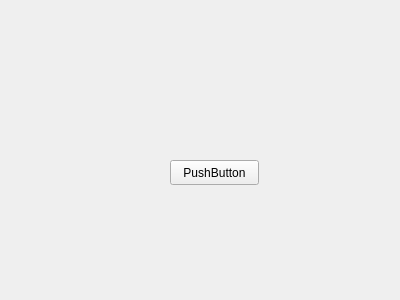
Qt form ui/newinstrument.ui (analogdevicesinc/scopy) before a commit.
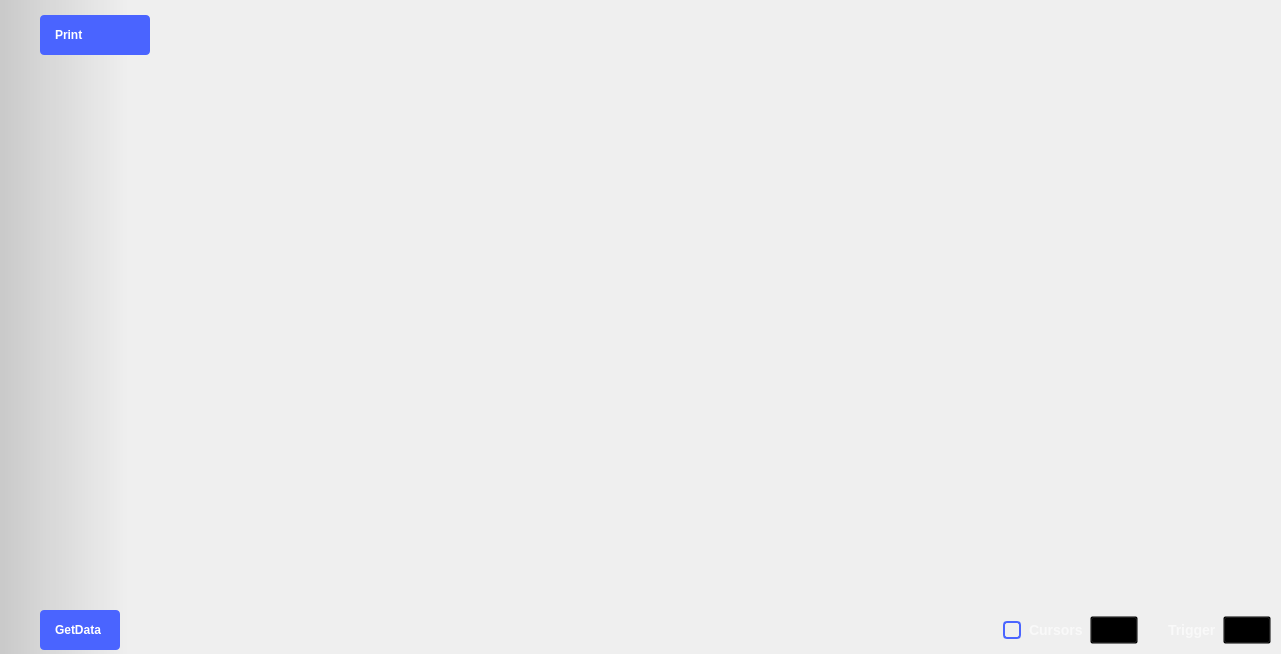
The same form after that commit. The open tabs and pages were chosen to show the change. Icons and pictures are not drawn. Custom widgets are drawn as their Qt base class.

Commit message: Added new instrument plot capabilities

Patch:
```diff
--- a/ui/newinstrument.ui
+++ b/ui/newinstrument.ui
@@ -6,27 +6,628 @@
    <rect>
     <x>0</x>
     <y>0</y>
-    <width>400</width>
-    <height>300</height>
+    <width>1281</width>
+    <height>654</height>
    </rect>
   </property>
+  <property name="sizePolicy">
+   <sizepolicy hsizetype="MinimumExpanding" vsizetype="MinimumExpanding">
+    <horstretch>0</horstretch>
+    <verstretch>0</verstretch>
+   </sizepolicy>
+  </property>
+  <property name="minimumSize">
+   <size>
+    <width>1280</width>
+    <height>0</height>
+   </size>
+  </property>
   <property name="windowTitle">
    <string>Form</string>
   </property>
-  <widget class="QPushButton" name="pushButton">
+  <widget class="adiscope::DetachDragZone" name="mainWidget" native="true">
    <property name="geometry">
     <rect>
-     <x>170</x>
-     <y>160</y>
-     <width>89</width>
-     <height>25</height>
+     <x>0</x>
+     <y>0</y>
+     <width>1280</width>
+     <height>654</height>
     </rect>
    </property>
-   <property name="text">
-    <string>PushButton</string>
+   <property name="styleSheet">
+    <string notr="true">#mainWidget {
+background-color: qlineargradient(spread:pad, x1:0, y1:0, x2:0.1, y2:0, stop:0 rgba(0, 0, 0, 40), stop:1 transparent);
+}</string>
    </property>
+   <layout class="QVBoxLayout" name="verticalLayout_3">
+    <property name="spacing">
+     <number>0</number>
+    </property>
+    <property name="leftMargin">
+     <number>0</number>
+    </property>
+    <property name="topMargin">
+     <number>0</number>
+    </property>
+    <property name="rightMargin">
+     <number>0</number>
+    </property>
+    <property name="bottomMargin">
+     <number>0</number>
+    </property>
+    <item>
+     <layout class="QHBoxLayout" name="hLayout_top_btn_area">
+      <property name="spacing">
+       <number>40</number>
+      </property>
+      <property name="topMargin">
+       <number>15</number>
+      </property>
+      <property name="rightMargin">
+       <number>40</number>
+      </property>
+      <property name="bottomMargin">
+       <number>9</number>
+      </property>
+      <item>
+       <spacer name="horizontalSpacer_7">
+        <property name="orientation">
+         <enum>Qt::Horizontal</enum>
+        </property>
+        <property name="sizeType">
+         <enum>QSizePolicy::Fixed</enum>
+        </property>
+        <property name="sizeHint" stdset="0">
+         <size>
+          <width>40</width>
+          <height>10</height>
+         </size>
+        </property>
+       </spacer>
+      </item>
+      <item>
+       <widget class="QPushButton" name="printBtn">
+        <property name="layoutDirection">
+         <enum>Qt::RightToLeft</enum>
+        </property>
+        <property name="styleSheet">
+         <string notr="true">
+QPushButton {
+  width: 80px;
+  height: 40px;
+
+  text-align: left;
+  font-weight: bold;
+  padding-left: 15px;
+  padding-right: 15px;
+  border-radius: 4px;
+
+  background-color: #4a64ff;
+  color: #ffffff;
+
+}
+
+QPushButton:pressed {
+  background-color: #2a44df;
+}
+
+QPushButton:hover {
+	background-color: #4a34ff;
+}</string>
+        </property>
+        <property name="text">
+         <string>Print</string>
+        </property>
+        <property name="icon">
+         <iconset resource="../resources/resources.qrc">
+          <normaloff>:/icons/ic printer.svg</normaloff>:/icons/ic printer.svg</iconset>
+        </property>
+        <property name="iconSize">
+         <size>
+          <width>10</width>
+          <height>10</height>
+         </size>
+        </property>
+       </widget>
+      </item>
+      <item>
+       <spacer name="horizontalSpacer_11">
+        <property name="orientation">
+         <enum>Qt::Horizontal</enum>
+        </property>
+        <property name="sizeType">
+         <enum>QSizePolicy::Expanding</enum>
+        </property>
+        <property name="sizeHint" stdset="0">
+         <size>
+          <width>40</width>
+          <height>20</height>
+         </size>
+        </property>
+       </spacer>
+      </item>
+      <item>
+       <widget class="adiscope::RunSingleWidget" name="runSingleWidget" native="true"/>
+      </item>
+     </layout>
+    </item>
+    <item>
+     <layout class="QHBoxLayout" name="hLayout_central_area">
+      <property name="spacing">
+       <number>0</number>
+      </property>
+      <property name="leftMargin">
+       <number>0</number>
+      </property>
+      <property name="rightMargin">
+       <number>0</number>
+      </property>
+      <item>
+       <layout class="QVBoxLayout" name="plot_and_buffPreviewer">
+        <item>
+         <widget class="QWidget" name="widgetPlotContainer" native="true">
+          <property name="sizePolicy">
+           <sizepolicy hsizetype="Expanding" vsizetype="Expanding">
+            <horstretch>0</horstretch>
+            <verstretch>0</verstretch>
+           </sizepolicy>
+          </property>
+          <layout class="QGridLayout" name="gridLayout_5">
+           <property name="leftMargin">
+            <number>0</number>
+           </property>
+           <property name="topMargin">
+            <number>0</number>
+           </property>
+           <property name="rightMargin">
+            <number>0</number>
+           </property>
+           <property name="bottomMargin">
+            <number>0</number>
+           </property>
+           <property name="spacing">
+            <number>0</number>
+           </property>
+           <item row="0" column="0">
+            <layout class="QVBoxLayout" name="plot_and_scales">
+             <property name="spacing">
+              <number>0</number>
+             </property>
+             <property name="topMargin">
+              <number>0</number>
+             </property>
+             <property name="rightMargin">
+              <number>0</number>
+             </property>
+             <property name="bottomMargin">
+              <number>0</number>
+             </property>
+             <item>
+              <layout class="QGridLayout" name="gridLayoutPlot">
+               <property name="leftMargin">
+                <number>25</number>
+               </property>
+               <property name="topMargin">
+                <number>0</number>
+               </property>
+               <property name="rightMargin">
+                <number>25</number>
+               </property>
+               <property name="bottomMargin">
+                <number>0</number>
+               </property>
+               <property name="spacing">
+                <number>0</number>
+               </property>
+              </layout>
+             </item>
+             <item>
+              <layout class="QHBoxLayout" name="scales">
+               <property name="spacing">
+                <number>0</number>
+               </property>
+               <property name="leftMargin">
+                <number>0</number>
+               </property>
+               <property name="topMargin">
+                <number>0</number>
+               </property>
+               <property name="bottomMargin">
+                <number>3</number>
+               </property>
+               <item>
+                <layout class="QHBoxLayout" name="chn_scales">
+                 <property name="spacing">
+                  <number>15</number>
+                 </property>
+                 <property name="leftMargin">
+                  <number>10</number>
+                 </property>
+                </layout>
+               </item>
+               <item>
+                <spacer name="horizontalSpacer">
+                 <property name="orientation">
+                  <enum>Qt::Horizontal</enum>
+                 </property>
+                 <property name="sizeHint" stdset="0">
+                  <size>
+                   <width>0</width>
+                   <height>15</height>
+                  </size>
+                 </property>
+                </spacer>
+               </item>
+              </layout>
+             </item>
+            </layout>
+           </item>
+          </layout>
+         </widget>
+        </item>
+       </layout>
+      </item>
+      <item>
+       <layout class="QVBoxLayout" name="vLayout_for_rightMenu">
+        <property name="topMargin">
+         <number>0</number>
+        </property>
+        <item>
+         <widget class="adiscope::MenuAnim" name="rightMenu" native="true">
+          <property name="sizePolicy">
+           <sizepolicy hsizetype="Maximum" vsizetype="Preferred">
+            <horstretch>0</horstretch>
+            <verstretch>0</verstretch>
+           </sizepolicy>
+          </property>
+          <property name="minimumSize">
+           <size>
+            <width>0</width>
+            <height>0</height>
+           </size>
+          </property>
+          <layout class="QVBoxLayout" name="verticalLayout">
+           <property name="spacing">
+            <number>0</number>
+           </property>
+           <property name="leftMargin">
+            <number>0</number>
+           </property>
+           <property name="topMargin">
+            <number>20</number>
+           </property>
+           <property name="rightMargin">
+            <number>0</number>
+           </property>
+           <property name="bottomMargin">
+            <number>0</number>
+           </property>
+           <item>
+            <widget class="QStackedWidget" name="stackedWidget">
+             <property name="sizePolicy">
+              <sizepolicy hsizetype="Minimum" vsizetype="Preferred">
+               <horstretch>0</horstretch>
+               <verstretch>0</verstretch>
+              </sizepolicy>
+             </property>
+             <property name="currentIndex">
+              <number>4</number>
+             </property>
+             <widget class="QWidget" name="channelSettings"/>
+             <widget class="QWidget" name="logicSettings">
+              <property name="minimumSize">
+               <size>
+                <width>150</width>
+                <height>0</height>
+               </size>
+              </property>
+              <property name="styleSheet">
+               <string notr="true">QCheckBox {
+  spacing: 8px;
+  background-color: transparent;
+  font-size: 14px;
+  font-weight: bold;
+
+color: rgba(255, 255, 255, 153);
+}
+
+QCheckBox::indicator {
+width: 14px;
+  height: 14px;
+  border: 2px solid rgb(74,100,255);
+  border-radius: 4px;
+}
+QCheckBox::indicator:unchecked { background-color: transparent; }
+QCheckBox::indicator:checked { background-color: rgb(74,100,255); }
+
+QPushButton {
+width: 40px;
+  height: 20px;
+  background-color: transparent;
+}
+QPushButton:pressed { border-image: url(:/icons/setup_btn_checked.svg); }
+QPushButton:!pressed { border-image: url(:/icons/setup_btn_unchecked.svg); }
+QPushButton:hover:!pressed:!checked { border-image: url(:/icons/setup_btn_hover.svg); }
+QPushButton:checked { border-image: url(:/icons/setup_btn_checked.svg); }
+
+QLabel {
+font-size: 14px;
+  font-weight: bold;
+
+color: rgba(255, 255, 255, 153);
+}</string>
+              </property>
+              <layout class="QVBoxLayout" name="logicSettingsLayout">
+               <property name="spacing">
+                <number>0</number>
+               </property>
+               <property name="leftMargin">
+                <number>15</number>
+               </property>
+               <property name="topMargin">
+                <number>0</number>
+               </property>
+               <property name="rightMargin">
+                <number>15</number>
+               </property>
+               <property name="bottomMargin">
+                <number>0</number>
+               </property>
+              </layout>
+             </widget>
+             <widget class="QWidget" name="cursorsSettings"/>
+             <widget class="QWidget" name="measureSettings"/>
+             <widget class="QWidget" name="generalSettings"/>
+            </widget>
+           </item>
+          </layout>
+         </widget>
+        </item>
+       </layout>
+      </item>
+     </layout>
+    </item>
+    <item>
+     <layout class="QHBoxLayout" name="hLayout_bottom_btn_area">
+      <property name="spacing">
+       <number>0</number>
+      </property>
+      <item>
+       <layout class="QHBoxLayout" name="channelsList_4">
+        <property name="leftMargin">
+         <number>0</number>
+        </property>
+        <property name="rightMargin">
+         <number>0</number>
+        </property>
+       </layout>
+      </item>
+      <item>
+       <widget class="adiscope::CustomPushButton" name="btnAddMath">
+        <property name="text">
+         <string/>
+        </property>
+        <property name="icon">
+         <iconset resource="../resources/resources.qrc">
+          <normaloff>:/menu/add.svg</normaloff>:/menu/add.svg</iconset>
+        </property>
+        <property name="checkable">
+         <bool>true</bool>
+        </property>
+        <property name="flat">
+         <bool>true</bool>
+        </property>
+       </widget>
+      </item>
+      <item>
+       <widget class="adiscope::CustomPushButton" name="btnGetData">
+        <property name="styleSheet">
+         <string notr="true">
+QPushButton {
+  width: 50px;
+  height: 40px;
+
+  text-align: left;
+  font-weight: bold;
+  padding-left: 15px;
+  padding-right: 15px;
+  border-radius: 4px;
+
+  background-color: #4a64ff;
+  color: #ffffff;
+
+}
+
+QPushButton:pressed {
+  background-color: #2a44df;
+}
+
+QPushButton:hover {
+	background-color: #4a34ff;
+}</string>
+        </property>
+        <property name="text">
+         <string>GetData</string>
+        </property>
+        <property name="checkable">
+         <bool>true</bool>
+        </property>
+        <property name="flat">
+         <bool>false</bool>
+        </property>
+       </widget>
+      </item>
+      <item>
+       <spacer name="horizontalSpacer_21">
+        <property name="orientation">
+         <enum>Qt::Horizontal</enum>
+        </property>
+        <property name="sizeType">
+         <enum>QSizePolicy::Expanding</enum>
+        </property>
+        <property name="sizeHint" stdset="0">
+         <size>
+          <width>40</width>
+          <height>20</height>
+         </size>
+        </property>
+       </spacer>
+      </item>
+      <item>
+       <widget class="QWidget" name="widget_3" native="true">
+        <property name="sizePolicy">
+         <sizepolicy hsizetype="Preferred" vsizetype="Fixed">
+          <horstretch>0</horstretch>
+          <verstretch>0</verstretch>
+         </sizepolicy>
+        </property>
+        <property name="minimumSize">
+         <size>
+          <width>0</width>
+          <height>48</height>
+         </size>
+        </property>
+        <property name="styleSheet">
+         <string notr="true">QCheckBox {
+  spacing: 8px;
+  background-color: transparent;
+  font-size: 14px;
+  font-weight: bold;
+  
+  color: rgba(255, 255, 255, 153);
+}
+
+QCheckBox::indicator {
+  width: 14px;
+  height: 14px;
+  border: 2px solid rgb(74,100,255);
+  border-radius: 4px;
+}
+QCheckBox::indicator:unchecked { background-color: transparent; }
+QCheckBox::indicator:checked { background-color: rgb(74,100,255); }
+
+QPushButton {
+  width: 40px;
+  height: 20px;
+  background-color: transparent;
+}
+QPushButton:pressed { border-image: url(:/icons/setup_btn_checked.svg); }
+QPushButton:!pressed { border-image: url(:/icons/setup_btn_unchecked.svg); }
+QPushButton:hover:!pressed:!checked { border-image: url(:/icons/setup_btn_hover.svg); }
+QPushButton:checked { border-image: url(:/icons/setup_btn_checked.svg); }
+
+QLabel {
+  font-size: 14px;
+  font-weight: bold;
+  
+  color: rgba(255, 255, 255, 153);
+}</string>
+        </property>
+        <layout class="QHBoxLayout" name="horizontalLayout_12">
+         <item>
+          <widget class="QCheckBox" name="boxCursors">
+           <property name="text">
+            <string>Cursors</string>
+           </property>
+          </widget>
+         </item>
+         <item>
+          <widget class="adiscope::CustomPushButton" name="btnCursors">
+           <property name="enabled">
+            <bool>false</bool>
+           </property>
+           <property name="text">
+            <string/>
+           </property>
+           <property name="checkable">
+            <bool>true</bool>
+           </property>
+          </widget>
+         </item>
+         <item>
+          <spacer name="horizontalSpacer_22">
+           <property name="orientation">
+            <enum>Qt::Horizontal</enum>
+           </property>
+           <property name="sizeType">
+            <enum>QSizePolicy::Fixed</enum>
+           </property>
+           <property name="sizeHint" stdset="0">
+            <size>
+             <width>12</width>
+             <height>0</height>
+            </size>
+           </property>
+          </spacer>
+         </item>
+         <item>
+          <spacer name="horizontalSpacer_23">
+           <property name="orientation">
+            <enum>Qt::Horizontal</enum>
+           </property>
+           <property name="sizeType">
+            <enum>QSizePolicy::Fixed</enum>
+           </property>
+           <property name="sizeHint" stdset="0">
+            <size>
+             <width>12</width>
+             <height>0</height>
+            </size>
+           </property>
+          </spacer>
+         </item>
+         <item>
+          <widget class="QLabel" name="label_10">
+           <property name="text">
+            <string>Trigger</string>
+           </property>
+          </widget>
+         </item>
+         <item>
+          <widget class="adiscope::CustomPushButton" name="btnTrigger">
+           <property name="text">
+            <string/>
+           </property>
+           <property name="checkable">
+            <bool>true</bool>
+           </property>
+          </widget>
+         </item>
+        </layout>
+       </widget>
+      </item>
+     </layout>
+    </item>
+   </layout>
   </widget>
  </widget>
- <resources/>
+ <customwidgets>
+  <customwidget>
+   <class>adiscope::DetachDragZone</class>
+   <extends>QWidget</extends>
+   <header>detachdragzone.h</header>
+   <container>1</container>
+  </customwidget>
+  <customwidget>
+   <class>adiscope::MenuAnim</class>
+   <extends>QWidget</extends>
+   <header>menu_anim.hpp</header>
+   <container>1</container>
+  </customwidget>
+  <customwidget>
+   <class>adiscope::CustomPushButton</class>
+   <extends>QPushButton</extends>
+   <header>customPushButton.hpp</header>
+  </customwidget>
+  <customwidget>
+   <class>adiscope::RunSingleWidget</class>
+   <extends>QWidget</extends>
+   <header>runsinglewidget.h</header>
+   <container>1</container>
+  </customwidget>
+ </customwidgets>
+ <resources>
+  <include location="../resources/resources.qrc"/>
+ </resources>
  <connections/>
 </ui>
```
The commit also changes 10 other files.
